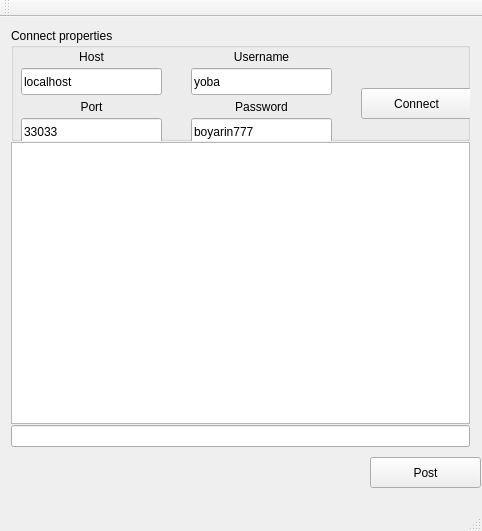
Above: chatwindow.ui from group93492/chat-client before the change. Below: the same form after it.
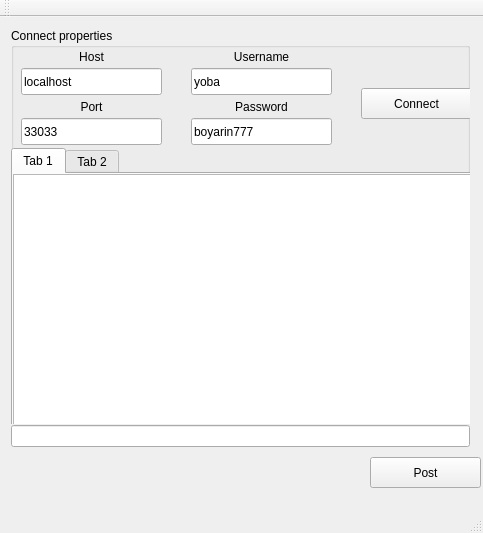
That is the form after the change.

What changed in the file:
```diff
--- a/chatwindow.ui
+++ b/chatwindow.ui
@@ -6,12 +6,27 @@
    <rect>
     <x>0</x>
     <y>0</y>
-    <width>482</width>
-    <height>531</height>
+    <width>483</width>
+    <height>533</height>
    </rect>
   </property>
+  <property name="minimumSize">
+   <size>
+    <width>483</width>
+    <height>533</height>
+   </size>
+  </property>
+  <property name="maximumSize">
+   <size>
+    <width>483</width>
+    <height>533</height>
+   </size>
+  </property>
   <property name="windowTitle">
-   <string>ChatWindow</string>
+   <string>YOBA-CHAT</string>
+  </property>
+  <property name="tabShape">
+   <enum>QTabWidget::Rounded</enum>
   </property>
   <widget class="QWidget" name="centralWidget">
    <widget class="QWidget" name="verticalLayoutWidget">
@@ -23,12 +38,12 @@
       <height>441</height>
      </rect>
     </property>
-    <layout class="QVBoxLayout" name="verticalLayout" stretch="2,5,1">
+    <layout class="QVBoxLayout" name="verticalLayout" stretch="2,1">
      <property name="spacing">
       <number>1</number>
      </property>
      <property name="sizeConstraint">
-      <enum>QLayout::SetDefaultConstraint</enum>
+      <enum>QLayout::SetNoConstraint</enum>
      </property>
      <item>
       <widget class="QGroupBox" name="connectPropsGB">
@@ -164,11 +179,41 @@
          <set>Qt::AlignCenter</set>
         </property>
        </widget>
+       <widget class="QTabWidget" name="tabWidget">
+        <property name="geometry">
+         <rect>
+          <x>0</x>
+          <y>120</y>
+          <width>481</width>
+          <height>291</height>
+         </rect>
+        </property>
+        <property name="currentIndex">
+         <number>0</number>
+        </property>
+        <widget class="QWidget" name="tab">
+         <attribute name="title">
+          <string>Tab 1</string>
+         </attribute>
+         <widget class="QTextEdit" name="ChatBrowser">
+          <property name="geometry">
+           <rect>
+            <x>0</x>
+            <y>0</y>
+            <width>481</width>
+            <height>261</height>
+           </rect>
+          </property>
+         </widget>
+        </widget>
+        <widget class="QWidget" name="tab_2">
+         <attribute name="title">
+          <string>Tab 2</string>
+         </attribute>
+        </widget>
+       </widget>
       </widget>
      </item>
-     <item>
-      <widget class="QTextEdit" name="ChatBrowser"/>
-     </item>
      <item>
       <widget class="QLineEdit" name="messageEdit"/>
      </item>
```
Left out of the diff: 14 changed lines with no effect on the pictures.
